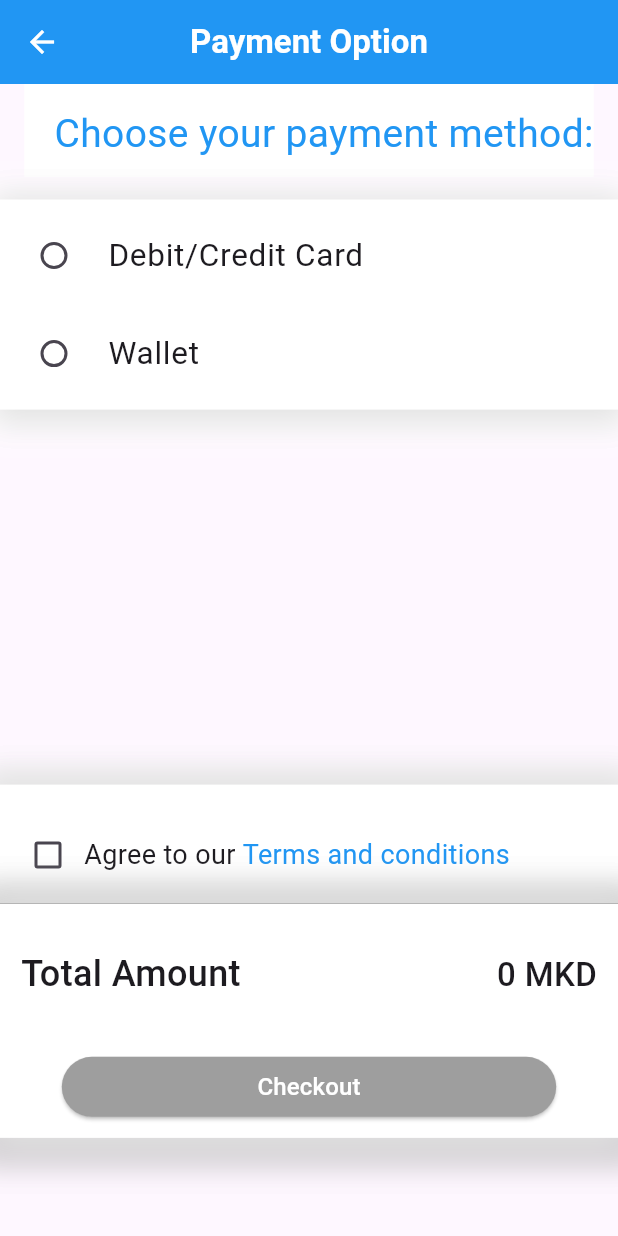
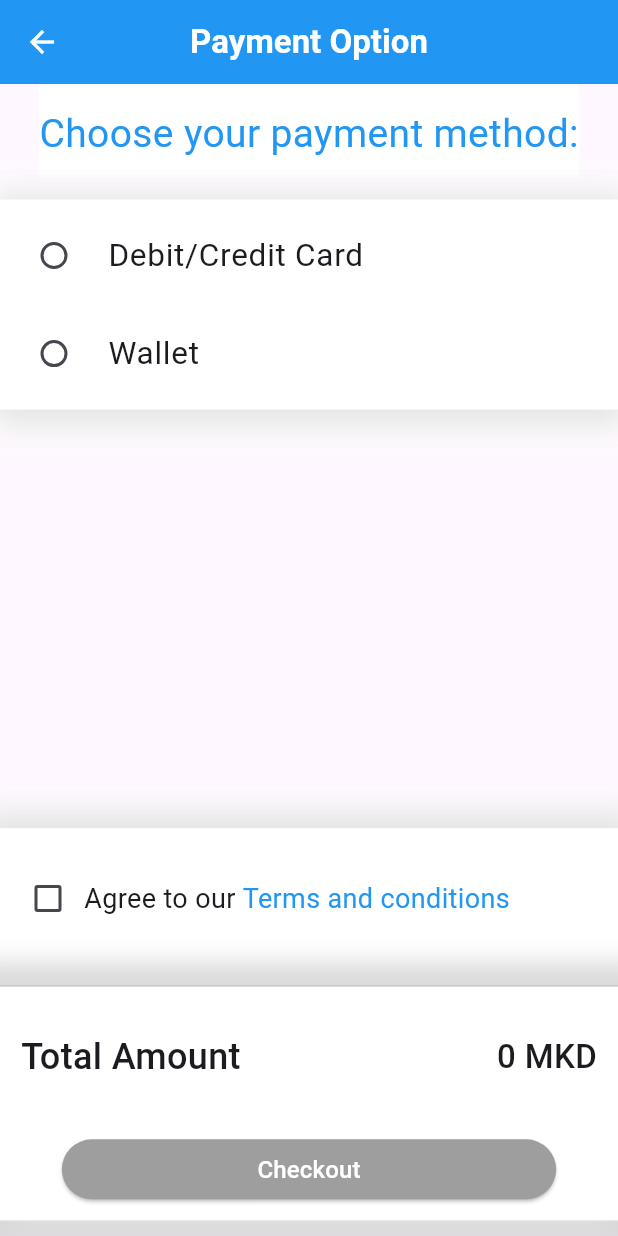
Before and after one commit to momchiloiliev/BLUE---Rent-a-car, a Flutter app: the PaymentOptionScreen screen opened directly with empty values, on a phone screen of 412 x 824 dp. Run offline on Flutter 3.47's test engine with Material 3 defaults, Android fonts, the phone set to English and light mode, and no system bars; our stand-ins replace cloud_firestore, device_info, firebase_core, flutter_credit_card, image_picker, syncfusion_flutter_datepicker; accounts and stored records are empty; Roboto replaces fonts that are missing (Avro-Bold).

Commit message:
Final touches on payment_option_screen

```diff
--- a/flutter_app/lib/ui/payment_option_screen.dart
+++ b/flutter_app/lib/ui/payment_option_screen.dart
@@ -1,7 +1,5 @@
 import 'package:flutter/material.dart';
 import 'package:flutter_app/model/reservation.dart';
-import 'package:flutter_app/ui/shadow_button.dart';
-
 import 'address_container.dart';
 import 'appbar.dart';
 
@@ -75,18 +73,16 @@ class _PaymentOptionScreenState extends State<PaymentOptionScreen> {
 
   @override
   Widget build(BuildContext context) {
-    double maxWidth = MediaQuery.of(context).size.width;
     return Scaffold(
       appBar: const CustomAppBar(title: "Payment Option"),
       body: Column(
-        // mainAxisAlignment: MainAxisAlignment.spaceBetween,
         children: [
           Column(
             children: [
               Container(
                 color: Colors.white,
                 // width: double.infinity,
-                padding: const EdgeInsets.only(top: 15, left: 20, bottom: 10),
+                padding: const EdgeInsets.only(top: 15, bottom: 10),
                 margin: const EdgeInsets.only(bottom: 15),
                 child: const Text("Choose your payment method:",
                     style: TextStyle(
@@ -138,10 +134,6 @@ class _PaymentOptionScreenState extends State<PaymentOptionScreen> {
                       },
                     ),
                     Container(
-                      // decoration: const BoxDecoration(
-                      //     border: Border(
-                      //   top: BorderSide(color: Colors.grey, width: 0.5),
-                      // )),
                       child: RadioListTile(
                         activeColor: Colors.blue,
                         value: 2,
@@ -162,21 +154,21 @@ class _PaymentOptionScreenState extends State<PaymentOptionScreen> {
               SizedBox(
                 height: 10,
               ),
-              if (errorMessagePayment.isNotEmpty && selectedOption == 0)
                 Text(
                   errorMessagePayment,
                   style: TextStyle(
-                    color: Colors.red,
+                    color: (errorMessagePayment.isNotEmpty && selectedOption == 0) ? Colors.red : Colors.white,
                     fontSize: 20,
                   ),
                 ),
             ],
           ),
+          SizedBox(height: 240,),
           Column(
             children: [
               Container(
                 padding: const EdgeInsets.all(8),
-                margin: const EdgeInsets.only(top: 240),
+                // margin: const EdgeInsets.only(top: 240),
                 decoration: BoxDecoration(
                   color: Colors.white,
                   boxShadow: [
@@ -215,7 +207,9 @@ class _PaymentOptionScreenState extends State<PaymentOptionScreen> {
                                 setState(() {
                                   isAgreed = value!;
                                 });
-                              },),
+                              },
+                              activeColor: Colors.blue,),
+
                               const Text(
                                 'Agree to our ',
                                 style: TextStyle(fontSize: 18),
@@ -272,12 +266,15 @@ class _PaymentOptionScreenState extends State<PaymentOptionScreen> {
                           ),
 
                         ),
-                        if (errorMessage.isNotEmpty)
-                          Text(
-                            errorMessage,
-                            style: TextStyle(
-                              color: Colors.red,
-                              fontSize: 18,
+                        // if (errorMessage.isNotEmpty)
+                          Padding(
+                            padding: const EdgeInsets.only(left:15.0),
+                            child: Text(
+                              (errorMessage.isNotEmpty && !isAgreed) ? errorMessage : errorMessage="",
+                              style: TextStyle(
+                                color: (errorMessage.isNotEmpty && !isAgreed) ? Colors.red : Colors.white,
+                                fontSize: 18,
+                              ),
                             ),
                           ),
                       ],
@@ -285,17 +282,8 @@ class _PaymentOptionScreenState extends State<PaymentOptionScreen> {
                   ],
                 ),
               ),
-              // if (errorMessage.isNotEmpty)
-              //   Text(
-              //     errorMessage,
-              //     style: TextStyle(
-              //       color: Colors.red,
-              //       fontSize: 18,
-              //     ),
-              //   ),
             ],
           ),
-          // shadowButton("Checkout", "/payment")
           Container(
             // width: MediaQuery.of(context).size.width * 0.8,
             decoration: BoxDecoration(
```
